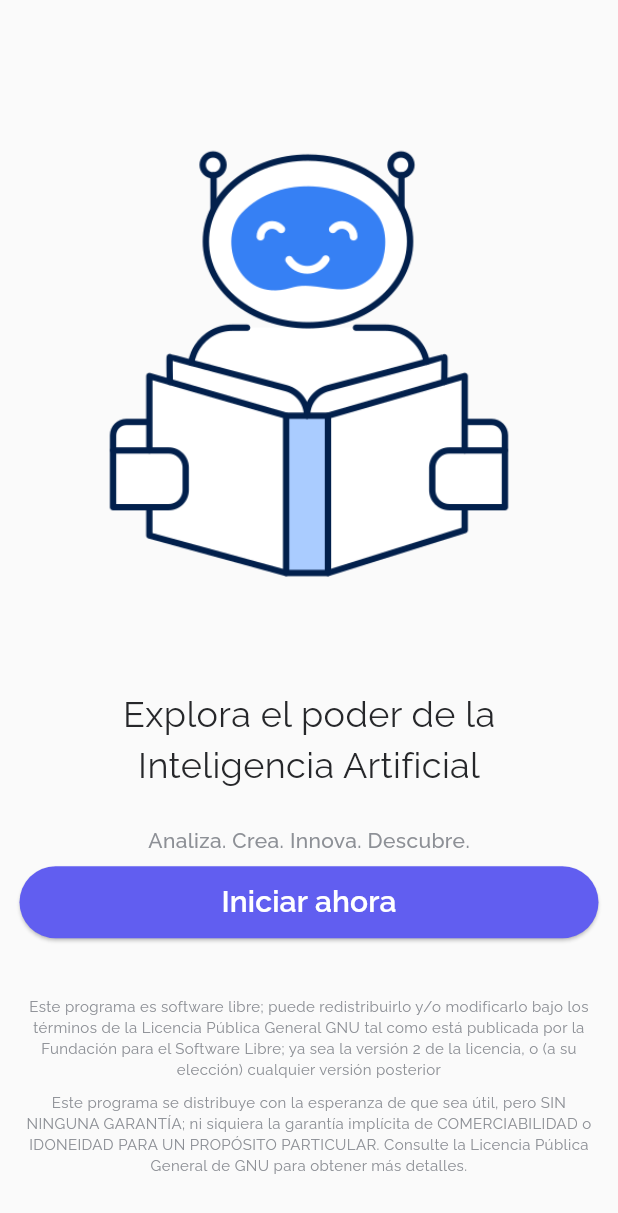
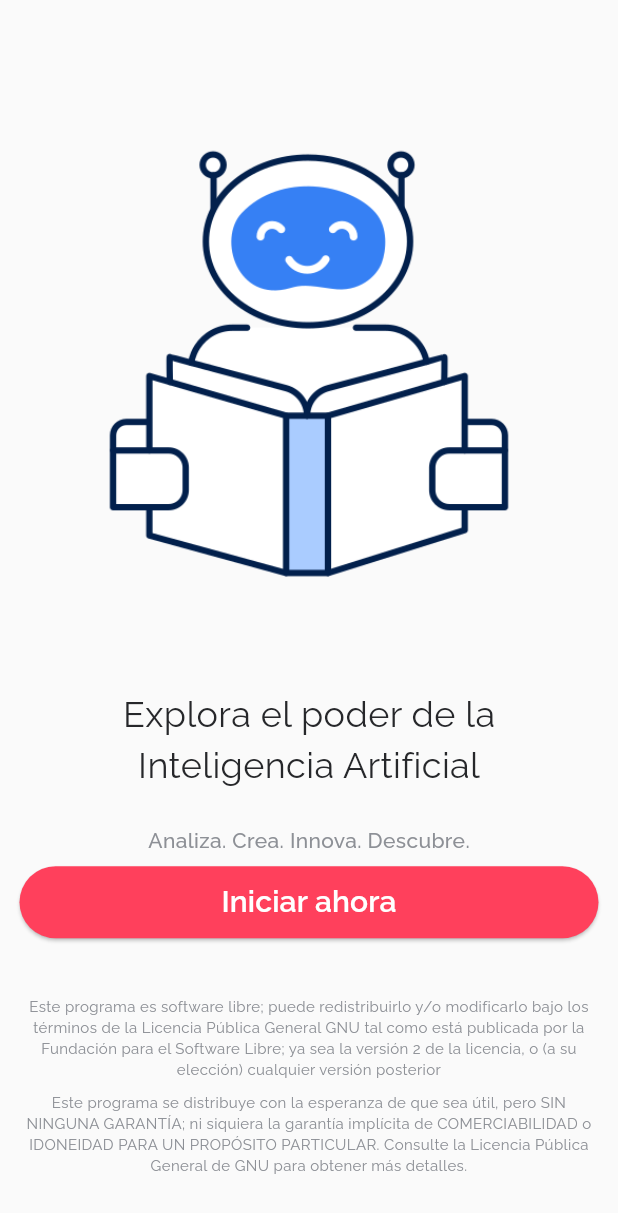
Before and after one commit to rjcalifornia/ethel-ai-chat, a Flutter app: the screen it shows after launch, on a phone screen of 412 x 824 dp. Shown: the top 1213 px of the screen. Run offline on Flutter 3.47's test engine with Material 3 defaults, Android fonts, the light colour scheme and no system bars; our stand-ins replace flutter_chat_types, flutter_chat_ui, google_fonts, material_symbols_icons, shared_preferences.

Commit message:
Changes to be committed: 	modified:   lib/global.dart 	modified:   lib/ui/screens/chat.dart 	modified:   lib/ui/screens/home.dart 	modified:   lib/ui/screens/introduction.dart

```diff
--- a/lib/global.dart
+++ b/lib/global.dart
@@ -7,6 +7,7 @@ class EthelColors {
   static const unselected = Color(0xffC5C7CB);
   static const selected = Color(0xff2A64D9);
   static const expenseBlue = Color(0xff2758ED);
+  static const buttonsColor = Color(0xffFF405C);
 }
 
 String license_1 =
--- a/lib/ui/screens/chat.dart
+++ b/lib/ui/screens/chat.dart
@@ -1,3 +1,4 @@
+import 'package:ethel_ai_chat/global.dart';
 import 'package:flutter/material.dart';
 import 'package:flutter/widgets.dart';
 import 'package:flutter_chat_types/flutter_chat_types.dart' as types;
@@ -29,6 +30,9 @@ class _ChatScreenState extends State<ChatScreen> {
         body: Container(
           padding: const EdgeInsets.only(top: 30, left: 20, right: 20),
           child: Chat(
+            theme: const DefaultChatTheme(
+              inputBackgroundColor: EthelColors.buttonsColor,
+            ),
             messages: _messages,
             onSendPressed: _handleSendPressed,
             user: _user,
--- a/lib/ui/screens/introduction.dart
+++ b/lib/ui/screens/introduction.dart
@@ -63,7 +63,7 @@ class _IntroductionScreenState extends State<IntroductionScreen> {
                       .pushNamedAndRemoveUntil('home', (route) => false);
                 },
                 style: ElevatedButton.styleFrom(
-                  backgroundColor: EthelColors.brand,
+                  backgroundColor: EthelColors.buttonsColor,
                 ),
                 child: const Text(
                   "Iniciar ahora",
```
Also changed, not shown: lib/ui/screens/home.dart (+10 -2 lines).
